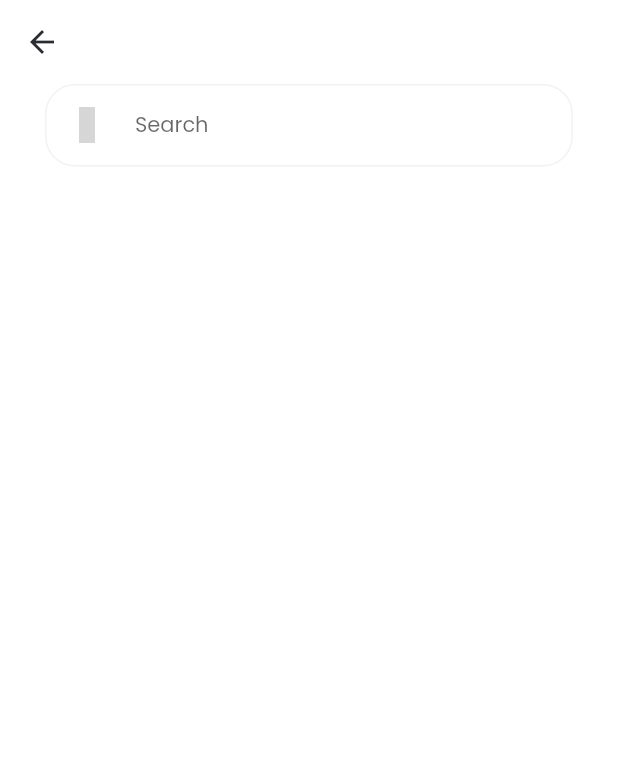
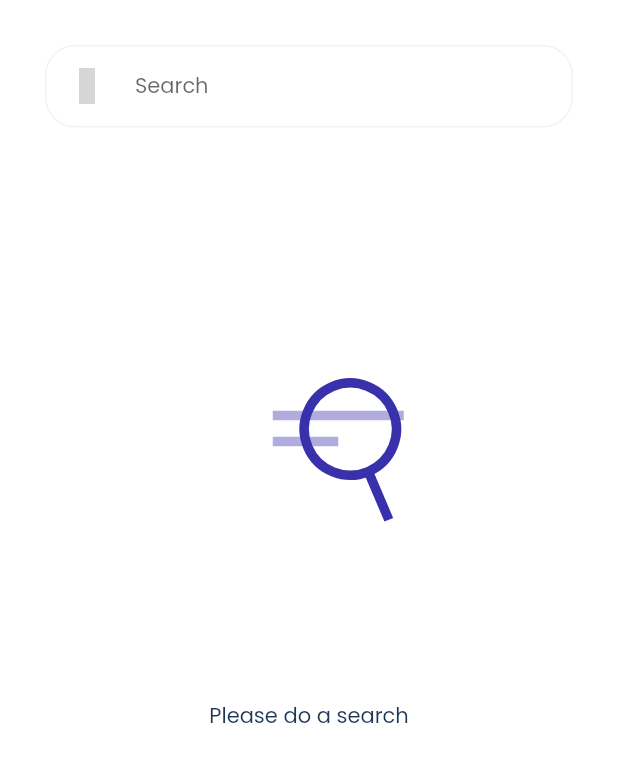
Before and after one commit to Team2-CapstoneProject/Flutter, a Flutter app: the SearchPage screen opened by its route, on a phone screen of 412 x 824 dp. Shown: the top 762 px of the screen. Run offline on Flutter 3.47's test engine with Material 2 defaults, Android fonts, the phone set to English and light mode, and no system bars; our stand-ins replace bloc, carousel_slider, dartz, easy_localization, flutter_bloc, google_fonts and 7 more; missing offline and left inert: ticket_widget; accounts and stored records are empty; grey boxes are pictures that could not be loaded.

Commit message:
add animation lottie

```diff
--- a/lib/presentation/pages/history/history_page.dart
+++ b/lib/presentation/pages/history/history_page.dart
@@ -5,6 +5,7 @@ import 'package:capstone_project_villa/presentation/pages/history/widgets/histor
 import 'package:capstone_project_villa/presentation/widgets/custom_search.dart';
 import 'package:flutter/material.dart';
 import 'package:flutter_bloc/flutter_bloc.dart';
+import 'package:lottie/lottie.dart';
 
 class HistoryPage extends StatefulWidget {
   static const String routeName = '/history';
@@ -138,6 +139,15 @@ Widget buildRecentVila() {
     builder: (context, state) {
       if (state is HistoryLoaded) {
         final allHistory = state.historyResponseModel.allTransactions;
+
+        if (allHistory.isEmpty) {
+          return Container(
+              margin: EdgeInsets.only(
+                top: MediaQuery.of(context).size.height * 0.1,
+              ),
+              child: Lottie.asset('assets/lottie/nodata.json'));
+        }
+
         return ListView.builder(
           itemCount: state.historyResponseModel.allTransactions.length,
           shrinkWrap: true,
--- a/lib/presentation/pages/search/search_page.dart
+++ b/lib/presentation/pages/search/search_page.dart
@@ -5,6 +5,7 @@ import 'package:flutter/services.dart';
 import 'package:flutter_bloc/flutter_bloc.dart';
 import 'package:capstone_project_villa/data/models/request/search_request_model.dart';
 import 'package:capstone_project_villa/presentation/bloc/search/search_bloc.dart';
+import 'package:lottie/lottie.dart';
 
 import '../../../common/constants.dart';
 import '../../widgets/custom_search.dart';
@@ -28,6 +29,7 @@ class _SearchPageState extends State<SearchPage> {
     return Scaffold(
       appBar: AppBar(
         elevation: 0,
+        toolbarHeight: 0,
         backgroundColor: whiteColor,
         systemOverlayStyle: SystemUiOverlayStyle(
           statusBarColor: whiteColor,
@@ -37,7 +39,7 @@ class _SearchPageState extends State<SearchPage> {
       ),
       body: SafeArea(
         child: Padding(
-          padding: const EdgeInsets.symmetric(horizontal: 30),
+          padding: const EdgeInsets.only(top: 30, left: 30, right: 30),
           child: SingleChildScrollView(
             child: Column(
               children: [
@@ -64,10 +66,19 @@ class _SearchPageState extends State<SearchPage> {
                   },
                   controller: _searchController,
                 ),
-                SizedBox(height: 20),
                 BlocBuilder<SearchBloc, SearchState>(
                   builder: (context, state) {
-                    if (state is SearchLoading) {
+                    if (_searchController.text.isEmpty) {
+                      return Column(
+                        children: [
+                          Lottie.asset('assets/lottie/search.json'),
+                          Text(
+                            'Please do a search',
+                            style: primaryTextStyle.copyWith(fontSize: 14),
+                          ).tr(),
+                        ],
+                      );
+                    } else if (state is SearchLoading) {
                       return ShimmerSearch();
                     } else if (state is SearchSuccess) {
                       return state.searchResponse.allVilas.isEmpty
--- a/pubspec.yaml
+++ b/pubspec.yaml
@@ -45,6 +45,7 @@ dependencies:
   iconsax: ^0.0.8
   image_picker: ^1.0.4
   intl: ^0.18.1
+  lottie: ^2.7.0
   shared_preferences: ^2.2.2
   shimmer: ^3.0.0
   table_calendar: ^3.0.9
@@ -83,6 +84,7 @@ flutter:
     - assets/onboarding/
     - assets/profile/
     - assets/i18n/
+    - assets/lottie/
   #   - images/a_dot_ham.jpeg
   # An image asset can refer to one or more resolution-specific "variants", see
   # https://flutter.dev/assets-and-images/#resolution-aware
```
Also changed, not shown: assets/lottie/nodata.json (added, +1 -0 lines), assets/lottie/search.json (added, +1 -0 lines), pubspec.lock.
